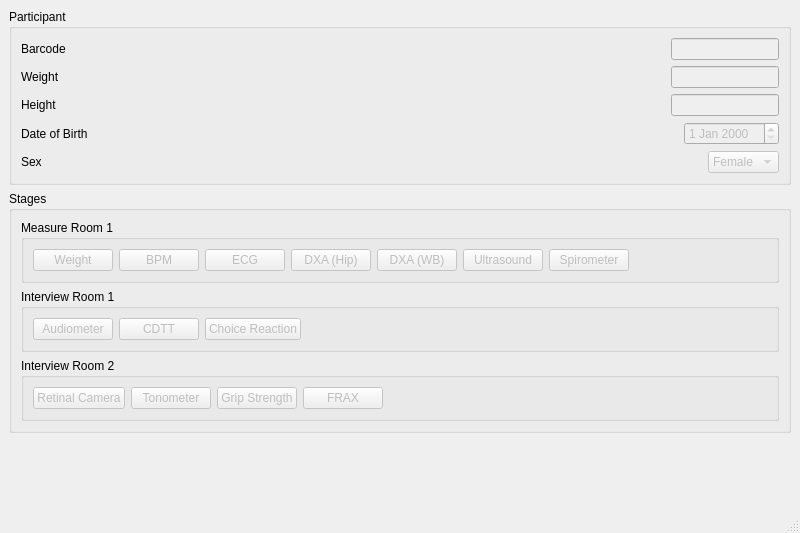
This is src/cypress_main_window.ui in CLSA/cypress as Qt 5 draws it before an edit. The edited form follows.
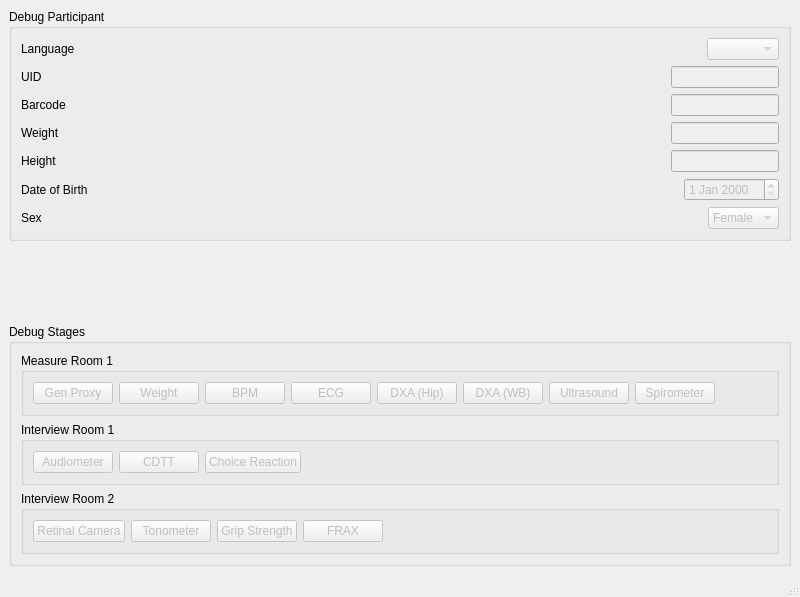
This is the edited form.

Commit message: added additional settings to debug window (uid, gen. proxy, language)

```diff
--- a/src/cypress_main_window.ui
+++ b/src/cypress_main_window.ui
@@ -7,7 +7,7 @@
     <x>0</x>
     <y>0</y>
     <width>800</width>
-    <height>533</height>
+    <height>597</height>
    </rect>
   </property>
   <property name="windowTitle">
@@ -18,9 +18,86 @@
     <item>
      <widget class="QGroupBox" name="testParticipant">
       <property name="title">
-       <string>Participant</string>
+       <string>Debug Participant</string>
       </property>
       <layout class="QVBoxLayout" name="verticalLayout_7">
+       <item>
+        <layout class="QHBoxLayout" name="language">
+         <item>
+          <widget class="QLabel" name="languageLabel">
+           <property name="text">
+            <string>Language</string>
+           </property>
+          </widget>
+         </item>
+         <item>
+          <spacer name="horizontalSpacer_10">
+           <property name="orientation">
+            <enum>Qt::Orientation::Horizontal</enum>
+           </property>
+           <property name="sizeHint" stdset="0">
+            <size>
+             <width>40</width>
+             <height>20</height>
+            </size>
+           </property>
+          </spacer>
+         </item>
+         <item>
+          <widget class="QComboBox" name="languageValue">
+           <property name="enabled">
+            <bool>false</bool>
+           </property>
+           <property name="sizePolicy">
+            <sizepolicy hsizetype="Fixed" vsizetype="Fixed">
+             <horstretch>0</horstretch>
+             <verstretch>0</verstretch>
+            </sizepolicy>
+           </property>
+          </widget>
+         </item>
+        </layout>
+       </item>
+       <item>
+        <layout class="QHBoxLayout" name="uid">
+         <item>
+          <widget class="QLabel" name="uidLabel">
+           <property name="text">
+            <string>UID</string>
+           </property>
+          </widget>
+         </item>
+         <item>
+          <spacer name="horizontalSpacer_9">
+           <property name="orientation">
+            <enum>Qt::Orientation::Horizontal</enum>
+           </property>
+           <property name="sizeHint" stdset="0">
+            <size>
+             <width>40</width>
+             <height>20</height>
+            </size>
+           </property>
+          </spacer>
+         </item>
+         <item>
+          <widget class="QLineEdit" name="uidValue">
+           <property name="enabled">
+            <bool>false</bool>
+           </property>
+           <property name="sizePolicy">
+            <sizepolicy hsizetype="Minimum" vsizetype="Fixed">
+             <horstretch>0</horstretch>
+             <verstretch>0</verstretch>
+            </sizepolicy>
+           </property>
+           <property name="alignment">
+            <set>Qt::AlignmentFlag::AlignRight|Qt::AlignmentFlag::AlignTrailing|Qt::AlignmentFlag::AlignVCenter</set>
+           </property>
+          </widget>
+         </item>
+        </layout>
+       </item>
        <item>
         <layout class="QHBoxLayout" name="barcode">
          <item>
@@ -204,13 +281,26 @@
       </layout>
      </widget>
     </item>
+    <item>
+     <spacer name="verticalSpacer">
+      <property name="orientation">
+       <enum>Qt::Orientation::Vertical</enum>
+      </property>
+      <property name="sizeHint" stdset="0">
+       <size>
+        <width>20</width>
+        <height>40</height>
+       </size>
+      </property>
+     </spacer>
+    </item>
     <item>
      <widget class="QGroupBox" name="stages">
       <property name="enabled">
        <bool>true</bool>
       </property>
       <property name="title">
-       <string>Stages</string>
+       <string>Debug Stages</string>
       </property>
       <layout class="QVBoxLayout" name="verticalLayout_2">
        <item>
@@ -221,6 +311,16 @@
          <layout class="QVBoxLayout" name="verticalLayout_6">
           <item>
            <layout class="QHBoxLayout" name="horizontalLayout_2">
+            <item>
+             <widget class="QPushButton" name="launchGenProxy">
+              <property name="enabled">
+               <bool>false</bool>
+              </property>
+              <property name="text">
+               <string>Gen Proxy</string>
+              </property>
+             </widget>
+            </item>
             <item>
              <widget class="QPushButton" name="launchWeightScale">
               <property name="enabled">
@@ -434,19 +534,6 @@
       </layout>
      </widget>
     </item>
-    <item>
-     <spacer name="verticalSpacer">
-      <property name="orientation">
-       <enum>Qt::Orientation::Vertical</enum>
-      </property>
-      <property name="sizeHint" stdset="0">
-       <size>
-        <width>20</width>
-        <height>40</height>
-       </size>
-      </property>
-     </spacer>
-    </item>
    </layout>
   </widget>
   <widget class="QMenuBar" name="menubar">
```
The commit also changes 2 other files.
